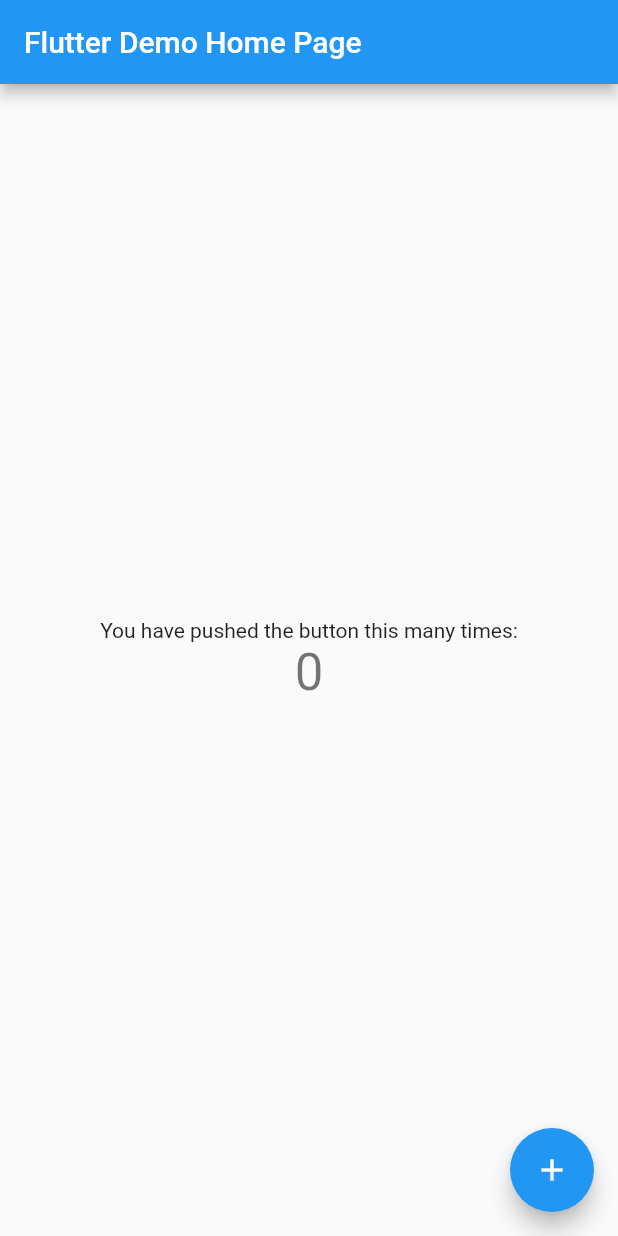
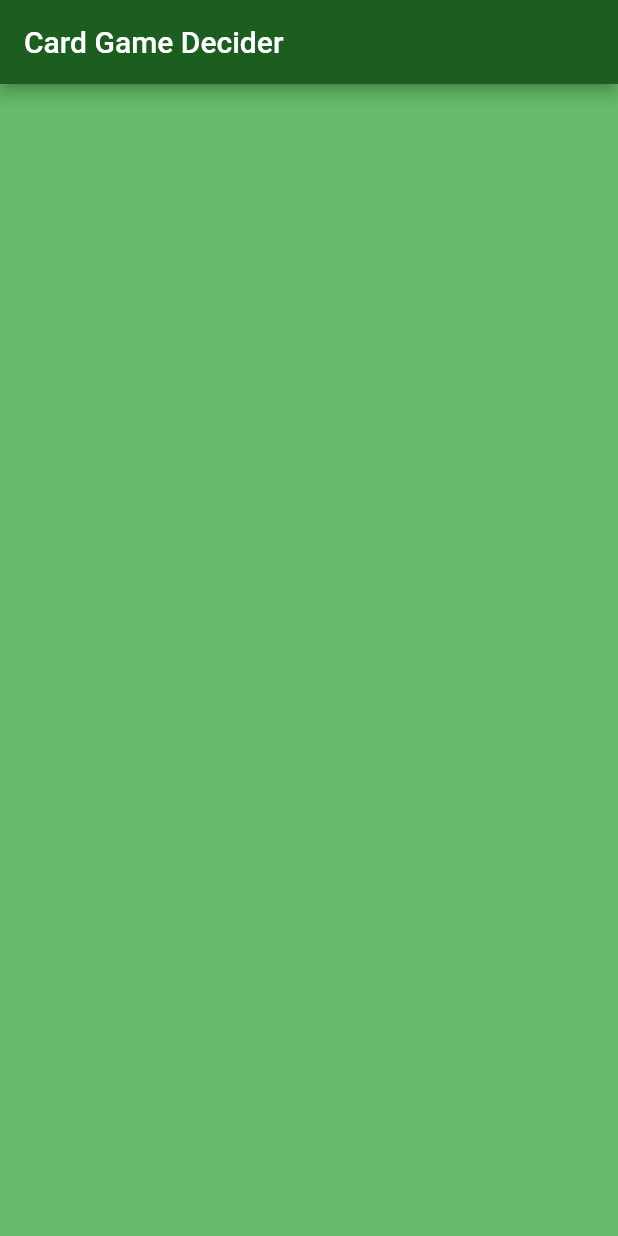
Before and after one commit to JoeOlafs/Games_app, a Flutter app: the screen it shows after launch, on a phone screen of 412 x 824 dp. Run offline on Flutter 3.47's test engine with Material 2 defaults, Android fonts, the phone set to English and light mode, and no system bars.

Commit message:
Start on app

```diff
--- a/games_app/lib/main.dart
+++ b/games_app/lib/main.dart
@@ -1,117 +1,15 @@
 import 'package:flutter/material.dart';
 
 void main() {
-  runApp(MyApp());
+  runApp(
+    MaterialApp(
+      home: Scaffold(
+        appBar: AppBar(
+          title: Text('Card Game Decider'),
+          backgroundColor: Colors.green[900],
+        ),
+        backgroundColor: Colors.green[400],
+      ),
+    ),
+  );
 }
-
-class MyApp extends StatelessWidget {
-  // This widget is the root of your application.
-  @override
-  Widget build(BuildContext context) {
-    return MaterialApp(
-      title: 'Flutter Demo',
-      theme: ThemeData(
-        // This is the theme of your application.
-        //
-        // Try running your application with "flutter run". You'll see the
-        // application has a blue toolbar. Then, without quitting the app, try
-        // changing the primarySwatch below to Colors.green and then invoke
-        // "hot reload" (press "r" in the console where you ran "flutter run",
-        // or simply save your changes to "hot reload" in a Flutter IDE).
-        // Notice that the counter didn't reset back to zero; the application
-        // is not restarted.
-        primarySwatch: Colors.blue,
-        // This makes the visual density adapt to the platform that you run
-        // the app on. For desktop platforms, the controls will be smaller and
-        // closer together (more dense) than on mobile platforms.
-        visualDensity: VisualDensity.adaptivePlatformDensity,
-      ),
-      home: MyHomePage(title: 'Flutter Demo Home Page'),
-    );
-  }
-}
-
-class MyHomePage extends StatefulWidget {
-  MyHomePage({Key key, this.title}) : super(key: key);
-
-  // This widget is the home page of your application. It is stateful, meaning
-  // that it has a State object (defined below) that contains fields that affect
-  // how it looks.
-
-  // This class is the configuration for the state. It holds the values (in this
-  // case the title) provided by the parent (in this case the App widget) and
-  // used by the build method of the State. Fields in a Widget subclass are
-  // always marked "final".
-
-  final String title;
-
-  @override
-  _MyHomePageState createState() => _MyHomePageState();
-}
-
-class _MyHomePageState extends State<MyHomePage> {
-  int _counter = 0;
-
-  void _incrementCounter() {
-    setState(() {
-      // This call to setState tells the Flutter framework that something has
-      // changed in this State, which causes it to rerun the build method below
-      // so that the display can reflect the updated values. If we changed
-      // _counter without calling setState(), then the build method would not be
-      // called again, and so nothing would appear to happen.
-      _counter++;
-    });
-  }
-
-  @override
-  Widget build(BuildContext context) {
-    // This method is rerun every time setState is called, for instance as done
-    // by the _incrementCounter method above.
-    //
-    // The Flutter framework has been optimized to make rerunning build methods
-    // fast, so that you can just rebuild anything that needs updating rather
-    // than having to individually change instances of widgets.
-    return Scaffold(
-      appBar: AppBar(
-        // Here we take the value from the MyHomePage object that was created by
-        // the App.build method, and use it to set our appbar title.
-        title: Text(widget.title),
-      ),
-      body: Center(
-        // Center is a layout widget. It takes a single child and positions it
-        // in the middle of the parent.
-        child: Column(
-          // Column is also a layout widget. It takes a list of children and
-          // arranges them vertically. By default, it sizes itself to fit its
-          // children horizontally, and tries to be as tall as its parent.
-          //
-          // Invoke "debug painting" (press "p" in the console, choose the
-          // "Toggle Debug Paint" action from the Flutter Inspector in Android
-          // Studio, or the "Toggle Debug Paint" command in Visual Studio Code)
-          // to see the wireframe for each widget.
-          //
-          // Column has various properties to control how it sizes itself and
-          // how it positions its children. Here we use mainAxisAlignment to
-          // center the children vertically; the main axis here is the vertical
-          // axis because Columns are vertical (the cross axis would be
-          // horizontal).
-          mainAxisAlignment: MainAxisAlignment.center,
-          children: <Widget>[
-            Text(
-              'You have pushed the button this many times:',
-            ),
-            Text(
-              '$_counter',
-              style: Theme.of(context).textTheme.headline4,
-            ),
-          ],
-        ),
-      ),
-      floatingActionButton: FloatingActionButton(
-        onPressed: _incrementCounter,
-        tooltip: 'Increment',
-        child: Icon(Icons.add),
-      ), // This trailing comma makes auto-formatting nicer for build methods.
-    );
-  }
-}
```
Also changed, not shown: 2 other files.
